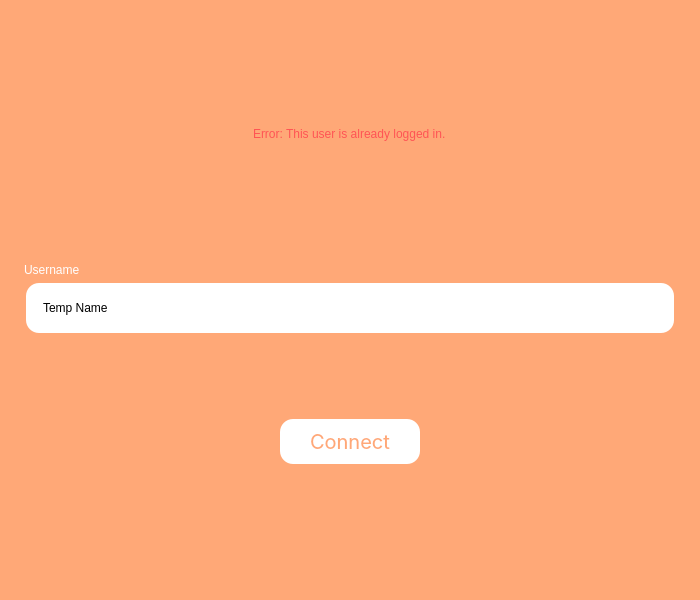
Qt form ui/login.ui (ZaidArshad/Multiplayer-Jeopardy) before a commit.
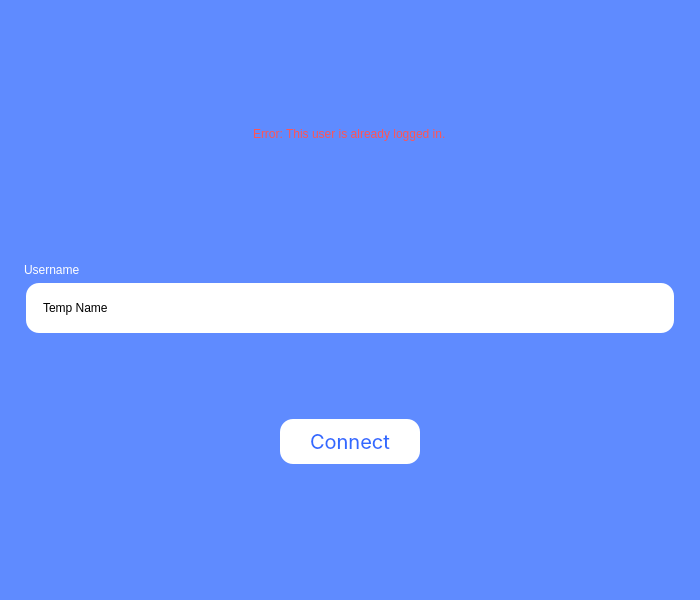
The same form after that commit.

```diff
--- a/ui/login.ui
+++ b/ui/login.ui
@@ -13,61 +13,88 @@
   <property name="palette">
    <palette>
     <active>
+     <colorrole role="Button">
+      <brush brushstyle="SolidPattern">
+       <color alpha="255">
+        <red>95</red>
+        <green>139</green>
+        <blue>255</blue>
+       </color>
+      </brush>
+     </colorrole>
      <colorrole role="Base">
       <brush brushstyle="SolidPattern">
        <color alpha="255">
-        <red>255</red>
-        <green>168</green>
-        <blue>119</blue>
+        <red>95</red>
+        <green>139</green>
+        <blue>255</blue>
        </color>
       </brush>
      </colorrole>
      <colorrole role="Window">
       <brush brushstyle="SolidPattern">
        <color alpha="255">
-        <red>255</red>
-        <green>168</green>
-        <blue>119</blue>
+        <red>95</red>
+        <green>139</green>
+        <blue>255</blue>
        </color>
       </brush>
      </colorrole>
     </active>
     <inactive>
+     <colorrole role="Button">
+      <brush brushstyle="SolidPattern">
+       <color alpha="255">
+        <red>95</red>
+        <green>139</green>
+        <blue>255</blue>
+       </color>
+      </brush>
+     </colorrole>
      <colorrole role="Base">
       <brush brushstyle="SolidPattern">
        <color alpha="255">
-        <red>255</red>
-        <green>168</green>
-        <blue>119</blue>
+        <red>95</red>
+        <green>139</green>
+        <blue>255</blue>
        </color>
       </brush>
      </colorrole>
      <colorrole role="Window">
       <brush brushstyle="SolidPattern">
        <color alpha="255">
-        <red>255</red>
-        <green>168</green>
-        <blue>119</blue>
+        <red>95</red>
+        <green>139</green>
+        <blue>255</blue>
        </color>
       </brush>
      </colorrole>
     </inactive>
     <disabled>
+     <colorrole role="Button">
+      <brush brushstyle="SolidPattern">
+       <color alpha="255">
+        <red>95</red>
+        <green>139</green>
+        <blue>255</blue>
+       </color>
+      </brush>
+     </colorrole>
      <colorrole role="Base">
       <brush brushstyle="SolidPattern">
        <color alpha="255">
-        <red>255</red>
-        <green>168</green>
-        <blue>119</blue>
+        <red>95</red>
+        <green>139</green>
+        <blue>255</blue>
        </color>
       </brush>
      </colorrole>
      <colorrole role="Window">
       <brush brushstyle="SolidPattern">
        <color alpha="255">
-        <red>255</red>
-        <green>168</green>
-        <blue>119</blue>
+        <red>95</red>
+        <green>139</green>
+        <blue>255</blue>
        </color>
       </brush>
      </colorrole>
@@ -77,6 +104,11 @@
   <property name="windowTitle">
    <string>Dialog</string>
   </property>
+  <property name="styleSheet">
+   <string notr="true">QDialog {
+background:#5F8BFF
+}</string>
+  </property>
   <layout class="QVBoxLayout" name="verticalLayout_2">
    <item>
     <layout class="QVBoxLayout" name="verticalLayout">
@@ -133,11 +165,211 @@
      </item>
      <item>
       <widget class="QLabel" name="usernameLabel">
+       <property name="palette">
+        <palette>
+         <active>
+          <colorrole role="WindowText">
+           <brush brushstyle="SolidPattern">
+            <color alpha="255">
+             <red>255</red>
+             <green>255</green>
+             <blue>255</blue>
+            </color>
+           </brush>
+          </colorrole>
+          <colorrole role="Button">
+           <brush brushstyle="SolidPattern">
+            <color alpha="255">
+             <red>95</red>
+             <green>139</green>
+             <blue>255</blue>
+            </color>
+           </brush>
+          </colorrole>
+          <colorrole role="Text">
+           <brush brushstyle="SolidPattern">
+            <color alpha="255">
+             <red>255</red>
+             <green>255</green>
+             <blue>255</blue>
+            </color>
+           </brush>
+          </colorrole>
+          <colorrole role="ButtonText">
+           <brush brushstyle="SolidPattern">
+            <color alpha="255">
+             <red>255</red>
+             <green>255</green>
+             <blue>255</blue>
+            </color>
+           </brush>
+          </colorrole>
+          <colorrole role="Base">
+           <brush brushstyle="SolidPattern">
+            <color alpha="255">
+             <red>95</red>
+             <green>139</green>
+             <blue>255</blue>
+            </color>
+           </brush>
+          </colorrole>
+          <colorrole role="Window">
+           <brush brushstyle="SolidPattern">
+            <color alpha="255">
+             <red>95</red>
+             <green>139</green>
+             <blue>255</blue>
+            </color>
+           </brush>
+          </colorrole>
+          <colorrole role="PlaceholderText">
+           <brush brushstyle="NoBrush">
+            <color alpha="128">
+             <red>255</red>
+             <green>255</green>
+             <blue>255</blue>
+            </color>
+           </brush>
+          </colorrole>
+         </active>
+         <inactive>
+          <colorrole role="WindowText">
+           <brush brushstyle="SolidPattern">
+            <color alpha="255">
+             <red>255</red>
+             <green>255</green>
+             <blue>255</blue>
+            </color>
+           </brush>
+          </colorrole>
+          <colorrole role="Button">
+           <brush brushstyle="SolidPattern">
+            <color alpha="255">
+             <red>95</red>
+             <green>139</green>
+             <blue>255</blue>
+            </color>
+           </brush>
+          </colorrole>
+          <colorrole role="Text">
+           <brush brushstyle="SolidPattern">
+            <color alpha="255">
+             <red>255</red>
+             <green>255</green>
+             <blue>255</blue>
+            </color>
+           </brush>
+          </colorrole>
+          <colorrole role="ButtonText">
+           <brush brushstyle="SolidPattern">
+            <color alpha="255">
+             <red>255</red>
+             <green>255</green>
+             <blue>255</blue>
+            </color>
+           </brush>
+          </colorrole>
+          <colorrole role="Base">
+           <brush brushstyle="SolidPattern">
+            <color alpha="255">
+             <red>95</red>
+             <green>139</green>
+             <blue>255</blue>
+            </color>
+           </brush>
+          </colorrole>
+          <colorrole role="Window">
+           <brush brushstyle="SolidPattern">
+            <color alpha="255">
+             <red>95</red>
+             <green>139</green>
+             <blue>255</blue>
+            </color>
+           </brush>
+          </colorrole>
+          <colorrole role="PlaceholderText">
+           <brush brushstyle="NoBrush">
+            <color alpha="128">
+             <red>255</red>
+             <green>255</green>
+             <blue>255</blue>
+            </color>
+           </brush>
+          </colorrole>
+         </inactive>
+         <disabled>
+          <colorrole role="WindowText">
+           <brush brushstyle="SolidPattern">
+            <color alpha="255">
+             <red>255</red>
+             <green>255</green>
+             <blue>255</blue>
+            </color>
+           </brush>
+          </colorrole>
+          <colorrole role="Button">
+           <brush brushstyle="SolidPattern">
+            <color alpha="255">
+             <red>95</red>
+             <green>139</green>
+             <blue>255</blue>
+            </color>
+           </brush>
+          </colorrole>
+          <colorrole role="Text">
+           <brush brushstyle="SolidPattern">
+            <color alpha="255">
+             <red>255</red>
+             <green>255</green>
+             <blue>255</blue>
+            </color>
+           </brush>
+          </colorrole>
+          <colorrole role="ButtonText">
+           <brush brushstyle="SolidPattern">
+            <color alpha="255">
+             <red>255</red>
+             <green>255</green>
+             <blue>255</blue>
+            </color>
+           </brush>
+          </colorrole>
+          <colorrole role="Base">
+           <brush brushstyle="SolidPattern">
+            <color alpha="255">
+             <red>95</red>
+             <green>139</green>
+             <blue>255</blue>
+            </color>
+           </brush>
+          </colorrole>
+          <colorrole role="Window">
+           <brush brushstyle="SolidPattern">
+            <color alpha="255">
+             <red>95</red>
+             <green>139</green>
+             <blue>255</blue>
+            </color>
+           </brush>
+          </colorrole>
+          <colorrole role="PlaceholderText">
+           <brush brushstyle="NoBrush">
+            <color alpha="128">
+             <red>255</red>
+             <green>255</green>
+             <blue>255</blue>
+            </color>
+           </brush>
+          </colorrole>
+         </disabled>
+        </palette>
+       </property>
        <property name="styleSheet">
         <string notr="true">QLabel { 
 	color: white;
 	font: 15pt &quot;Inter&quot;;
 	margin: 0px 10px;
+	background: #5F8BFF;
 }</string>
        </property>
        <property name="text">
@@ -213,9 +445,9 @@
           <colorrole role="WindowText">
            <brush brushstyle="SolidPattern">
             <color alpha="255">
-             <red>255</red>
-             <green>168</green>
-             <blue>119</blue>
+             <red>49</red>
+             <green>106</green>
+             <blue>255</blue>
             </color>
            </brush>
           </colorrole>
@@ -231,18 +463,18 @@
           <colorrole role="Text">
            <brush brushstyle="SolidPattern">
             <color alpha="255">
-             <red>255</red>
-             <green>168</green>
-             <blue>119</blue>
+             <red>49</red>
+             <green>106</green>
+             <blue>255</blue>
             </color>
            </brush>
           </colorrole>
           <colorrole role="ButtonText">
            <brush brushstyle="SolidPattern">
             <color alpha="255">
-             <red>255</red>
-             <green>168</green>
-             <blue>119</blue>
+             <red>49</red>
+             <green>106</green>
+             <blue>255</blue>
             </color>
            </brush>
           </colorrole>
@@ -267,9 +499,9 @@
           <colorrole role="PlaceholderText">
            <brush brushstyle="NoBrush">
             <color alpha="128">
-             <red>255</red>
-             <green>168</green>
-             <blue>119</blue>
+             <red>49</red>
+             <green>106</green>
+             <blue>255</blue>
             </color>
            </brush>
           </colorrole>
@@ -278,9 +510,9 @@
           <colorrole role="WindowText">
            <brush brushstyle="SolidPattern">
             <color alpha="255">
-             <red>255</red>
-             <green>168</green>
-             <blue>119</blue>
+             <red>49</red>
+             <green>106</green>
+             <blue>255</blue>
             </color>
            </brush>
           </colorrole>
@@ -296,18 +528,18 @@
           <colorrole role="Text">
            <brush brushstyle="SolidPattern">
             <color alpha="255">
-             <red>255</red>
-             <green>168</green>
-             <blue>119</blue>
+             <red>49</red>
+             <green>106</green>
+             <blue>255</blue>
             </color>
            </brush>
           </colorrole>
           <colorrole role="ButtonText">
            <brush brushstyle="SolidPattern">
             <color alpha="255">
-             <red>255</red>
-             <green>168</green>
-             <blue>119</blue>
+             <red>49</red>
+             <green>106</green>
+             <blue>255</blue>
             </color>
            </brush>
           </colorrole>
@@ -332,9 +564,9 @@
           <colorrole role="PlaceholderText">
            <brush brushstyle="NoBrush">
             <color alpha="128">
-             <red>255</red>
-             <green>168</green>
-             <blue>119</blue>
+             <red>49</red>
+             <green>106</green>
+             <blue>255</blue>
             </color>
            </brush>
           </colorrole>
@@ -343,9 +575,9 @@
           <colorrole role="WindowText">
            <brush brushstyle="SolidPattern">
             <color alpha="255">
-             <red>255</red>
-             <green>168</green>
-             <blue>119</blue>
+             <red>49</red>
+             <green>106</green>
+             <blue>255</blue>
             </color>
            </brush>
           </colorrole>
@@ -361,18 +593,18 @@
           <colorrole role="Text">
            <brush brushstyle="SolidPattern">
             <color alpha="255">
-             <red>255</red>
-             <green>168</green>
-             <blue>119</blue>
+             <red>49</red>
+             <green>106</green>
+             <blue>255</blue>
             </color>
            </brush>
           </colorrole>
           <colorrole role="ButtonText">
            <brush brushstyle="SolidPattern">
             <color alpha="255">
-             <red>255</red>
-             <green>168</green>
-             <blue>119</blue>
+             <red>49</red>
+             <green>106</green>
+             <blue>255</blue>
             </color>
            </brush>
           </colorrole>
@@ -397,9 +629,9 @@
           <colorrole role="PlaceholderText">
            <brush brushstyle="NoBrush">
             <color alpha="128">
-             <red>255</red>
-             <green>168</green>
-             <blue>119</blue>
+             <red>49</red>
+             <green>106</green>
+             <blue>255</blue>
             </color>
            </brush>
           </colorrole>
@@ -418,7 +650,7 @@
        <property name="styleSheet">
         <string notr="true">QPushButton { 
 	background-color: white;
-	color: rgb(255, 168, 119);
+	color: #316AFF;
 	border-radius: 13px;
 	padding: 10px 30px;
 	font: 15pt &quot;Inter&quot;;
```
Left out of the diff: 2 changed lines with no effect on the pictures.
